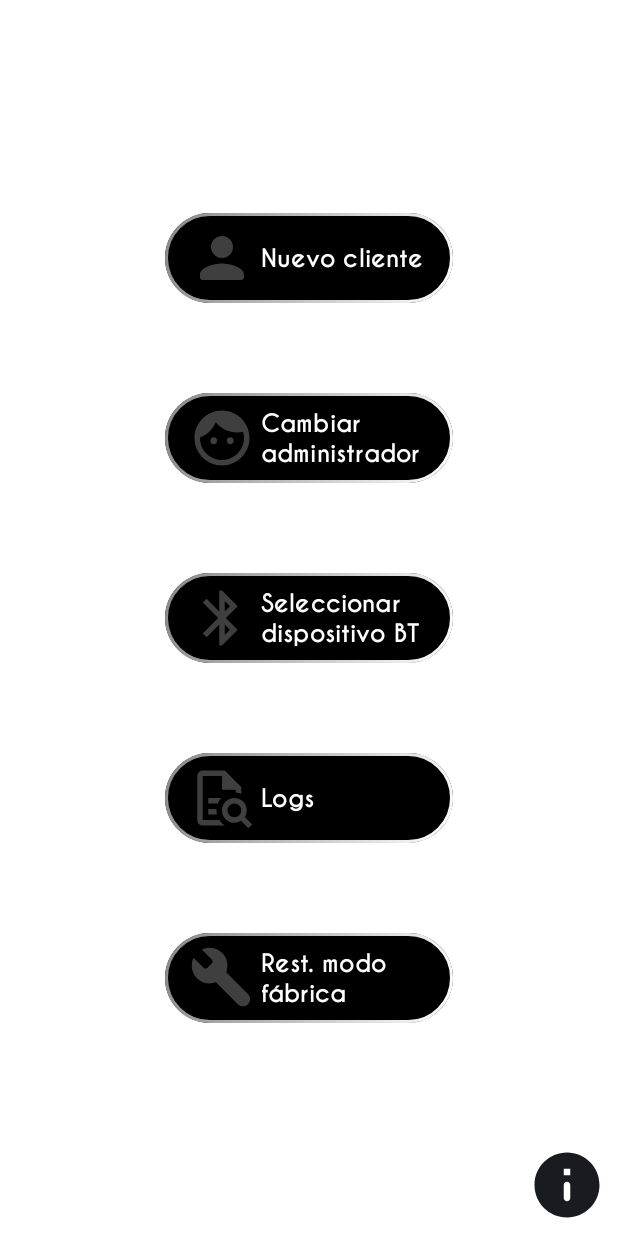
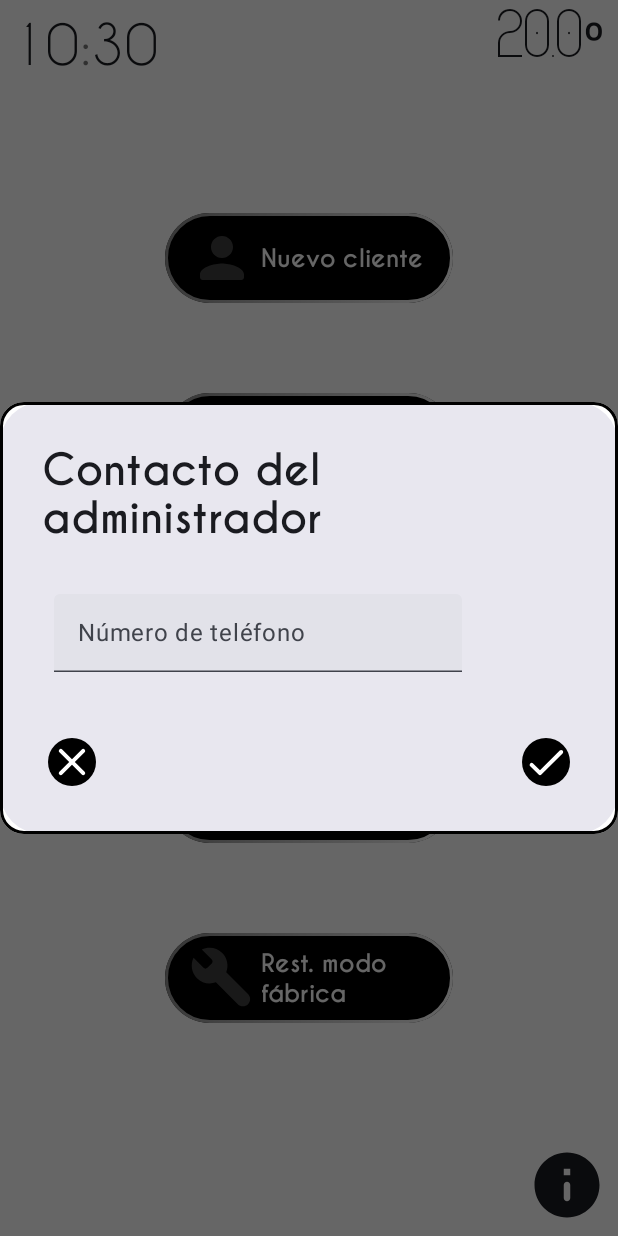
Before and after one commit to Roboto-Domoto/mBapp, an Android app built with Jetpack Compose: the composable EmployeeSettingScreen shown on its own in the app's theme, after a tap on "Cambiar administrador", on a phone screen of 412 x 824 dp. Run offline under Robolectric (Android 15) with nearby library versions, the phone set to English and light mode, and no system bars; our stand-ins replace RxJava; Roboto replaces fonts that are not available here; 1 other tap on this screen came first.

Commit message:
AdminWindow finished

```diff
--- /dev/null
+++ b/mBapp/app/src/main/java/com/example/mbapp_androidapp/common/classes/Employee.kt
@@ -0,0 +1,21 @@
+package com.example.mbapp_androidapp.common.classes
+
+class Employee private constructor() {
+    private var adminTl = ""
+
+    companion object {
+        private var instance: Employee? = null
+        fun getInstance(): Employee {
+            if (instance == null) instance = Employee()
+            return instance!!
+        }
+    }
+
+    fun changeAdminTl(number: String) {
+        adminTl = number
+    }
+
+    fun getAdminTl(): String {
+        return adminTl
+    }
+}
--- a/mBapp/app/src/main/java/com/example/mbapp_androidapp/presentation/screens/EmployeeScreen.kt
+++ b/mBapp/app/src/main/java/com/example/mbapp_androidapp/presentation/screens/EmployeeScreen.kt
@@ -79,7 +79,7 @@ private fun Buttons(navController: NavHostController) {
         MenuButton(
             icon = Icons.Rounded.Settings,
             text = "Ajustes",
-            onClick = { //navController.navigate(AppScreens.EmployeeSettingScreen.route)
+            onClick = { navController.navigate(AppScreens.EmployeeSettingScreen.route)
             }
         )
         Spacer(modifier = Modifier.height(60.dp))
--- a/mBapp/app/src/main/java/com/example/mbapp_androidapp/presentation/screens/EmployeeSettingScreen.kt
+++ b/mBapp/app/src/main/java/com/example/mbapp_androidapp/presentation/screens/EmployeeSettingScreen.kt
@@ -40,20 +40,23 @@ import com.example.mbapp_androidapp.R
 import com.example.mbapp_androidapp.common.classes.Customer
 import com.example.mbapp_androidapp.common.elements.MenuButton
 import com.example.mbapp_androidapp.common.elements.TopElements
+import com.example.mbapp_androidapp.presentation.windows.AdminWindow
 import com.example.mbapp_androidapp.ui.theme.caviarFamily
 import kotlinx.coroutines.delay
 
 @Composable
 fun EmployeeSettingScreen() {
     val showMsg = remember { mutableStateOf(false) }
+    val showAdminW = remember { mutableStateOf(false) }
 
     Box(
         modifier = Modifier
             .fillMaxSize()
             .background(Color.White)
     ) {
-        //TopElements() //Hora y temperatura
-        Buttons(showMsg) //Los botones con las distintas opciones del menú
+        TopElements() //Hora y temperatura
+        if (showAdminW.value) AdminWindow(flag = showAdminW)
+        Buttons(showMsg, showAdminW) //Los botones con las distintas opciones del menú
         Icon(
             imageVector = Icons.Rounded.Info,
             contentDescription = "Info button",
@@ -89,7 +92,7 @@ fun EmployeeSettingScreen() {
 }
 
 @Composable
-private fun Buttons(showMsg: MutableState<Boolean>) {
+private fun Buttons(showMsg: MutableState<Boolean>, showAdminW: MutableState<Boolean>) {
     val customer = Customer.getInstance()
 
     Column(
@@ -108,7 +111,9 @@ private fun Buttons(showMsg: MutableState<Boolean>) {
         Spacer(modifier = Modifier.height(60.dp))
         MenuButton(
             icon = Icons.Rounded.Face,
-            text = "Cambiar administrador"
+            text = "Cambiar administrador",
+            onClick = { showAdminW.value = !showAdminW.value }
+
         )
         Spacer(modifier = Modifier.height(60.dp))
         MenuButton(
--- /dev/null
+++ b/mBapp/app/src/main/java/com/example/mbapp_androidapp/presentation/windows/AdminWindow.kt
@@ -0,0 +1,115 @@
+package com.example.mbapp_androidapp.presentation.windows
+
+import androidx.compose.foundation.background
+import androidx.compose.foundation.border
+import androidx.compose.foundation.layout.Arrangement
+import androidx.compose.foundation.layout.Row
+import androidx.compose.foundation.layout.fillMaxWidth
+import androidx.compose.foundation.layout.padding
+import androidx.compose.foundation.layout.size
+import androidx.compose.foundation.shape.CircleShape
+import androidx.compose.foundation.shape.RoundedCornerShape
+import androidx.compose.foundation.text.KeyboardOptions
+import androidx.compose.material.icons.Icons
+import androidx.compose.material.icons.rounded.Check
+import androidx.compose.material.icons.rounded.Close
+import androidx.compose.material3.AlertDialog
+import androidx.compose.material3.ExperimentalMaterial3Api
+import androidx.compose.material3.Icon
+import androidx.compose.material3.IconButton
+import androidx.compose.material3.Text
+import androidx.compose.material3.TextField
+import androidx.compose.runtime.Composable
+import androidx.compose.runtime.MutableState
+import androidx.compose.runtime.getValue
+import androidx.compose.runtime.mutableStateOf
+import androidx.compose.runtime.remember
+import androidx.compose.runtime.setValue
+import androidx.compose.ui.Modifier
+import androidx.compose.ui.graphics.Color
+import androidx.compose.ui.text.font.FontWeight
+import androidx.compose.ui.text.input.ImeAction
+import androidx.compose.ui.text.input.KeyboardType
+import androidx.compose.ui.unit.dp
+import androidx.compose.ui.unit.sp
+import com.example.mbapp_androidapp.common.classes.Employee
+import com.example.mbapp_androidapp.ui.theme.caviarFamily
+
+@OptIn(ExperimentalMaterial3Api::class)
+@Composable
+fun AdminWindow(flag: MutableState<Boolean>)
+{
+    val employee = Employee.getInstance()
+    var number by remember { mutableStateOf(employee.getAdminTl()) }
+
+    AlertDialog(
+        onDismissRequest = { flag.value = !flag.value },
+        confirmButton = {
+            Row(
+                modifier = Modifier.fillMaxWidth(),
+                horizontalArrangement = Arrangement.SpaceBetween
+            ) {
+                //Botón para cerrar
+                IconButton(
+                    onClick = { flag.value = !flag.value }
+                ) {
+                    Icon(
+                        imageVector = Icons.Rounded.Close,
+                        contentDescription = "Change the telephone number of admin",
+                        tint = Color.White,
+                        modifier = Modifier
+                            .size(32.dp)
+                            .background(Color.Black, CircleShape)
+                    )
+                }
+                //Botón para aceptar
+                IconButton(
+                    onClick = {
+                        if (number.length == 9) {
+                            employee.changeAdminTl(number)
+                            flag.value = !flag.value
+                        }
+                    }
+                ) {
+                    Icon(
+                        imageVector = Icons.Rounded.Check,
+                        contentDescription = "Validate password",
+                        tint = Color.White,
+                        modifier = Modifier
+                            .size(32.dp)
+                            .background(Color.Black, CircleShape)
+                    )
+                }
+            }
+        },
+        title = {
+            Text(
+                text = "Contacto del administrador",
+                fontFamily = caviarFamily,
+                fontWeight = FontWeight.Bold,
+                fontSize = 28.sp,
+                modifier = Modifier.padding(4.dp)
+            )
+        },
+        text = {
+            TextField(
+                value = number,
+                onValueChange = { number = it },
+                label = {
+                    Text(text = "Número de teléfono")
+                },
+                singleLine = true,
+                keyboardOptions = KeyboardOptions(
+                    keyboardType = KeyboardType.Phone,
+                    imeAction = ImeAction.Done
+                ),
+                modifier = Modifier
+                    .padding(12.dp)
+                    .size(272.dp, 52.dp)
+            )
+        },
+        modifier = Modifier
+            .border(2.dp, Color.Black, RoundedCornerShape(16.dp))
+            .background(Color.White, RoundedCornerShape(16.dp))
+    )
+}
```
Also changed, not shown: mBapp/app/src/main/java/com/example/mbapp_androidapp/presentation/screens/HomeScreen.kt (+0 -10 lines).
